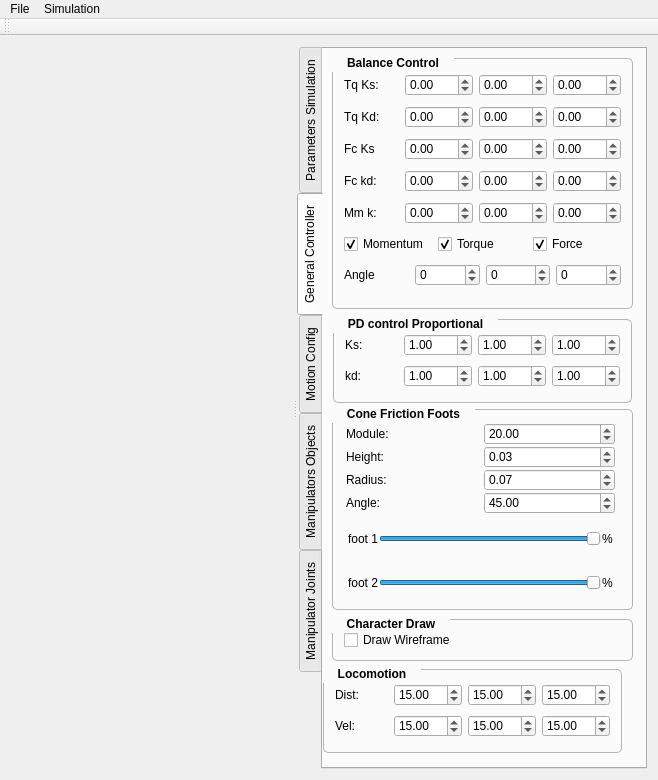
First picture: the form in mainwindow.ui, repository dtbinh/Physics, before the edit.
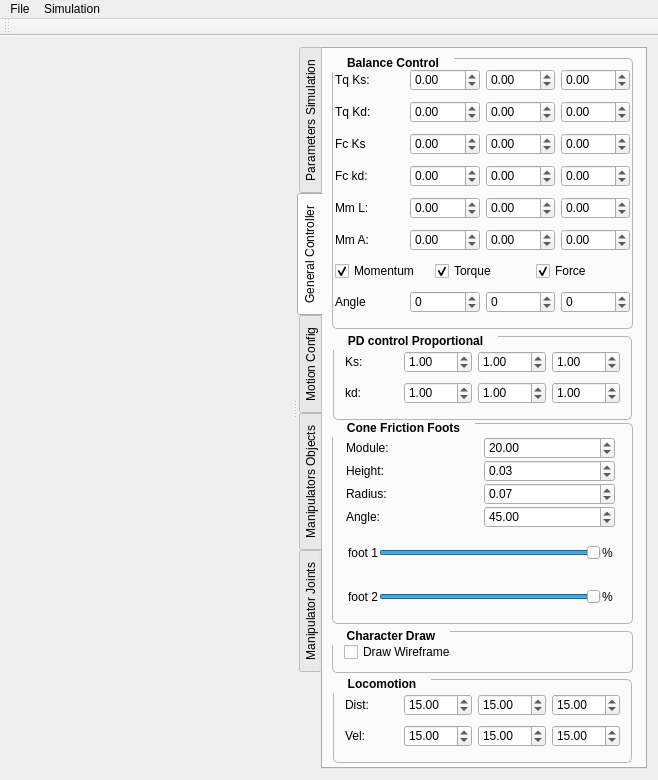
Second picture: the form after the edit. The open tabs and pages were chosen to show the change. Custom widgets are drawn as their Qt base class.

```diff
--- a/mainwindow.ui
+++ b/mainwindow.ui
@@ -183,7 +183,7 @@
               <x>9</x>
               <y>9</y>
               <width>301</width>
-              <height>251</height>
+              <height>271</height>
              </rect>
             </property>
             <property name="font">
@@ -211,6 +211,12 @@
              <string>Balance Control</string>
             </property>
             <layout class="QGridLayout" name="gridLayout_7">
+             <property name="margin">
+              <number>2</number>
+             </property>
+             <property name="spacing">
+              <number>2</number>
+             </property>
              <item row="0" column="0">
               <layout class="QHBoxLayout" name="horizontalLayout_11">
                <item>
@@ -380,7 +386,7 @@
                <item>
                 <widget class="QLabel" name="label_18">
                  <property name="text">
-                  <string>Mm k:</string>
+                  <string>Mm L:</string>
                  </property>
                 </widget>
                </item>
@@ -417,6 +423,47 @@
               </layout>
              </item>
              <item row="5" column="0">
+              <layout class="QHBoxLayout" name="horizontalLayout_37">
+               <item>
+                <widget class="QLabel" name="label_35">
+                 <property name="text">
+                  <string>Mm A:</string>
+                 </property>
+                </widget>
+               </item>
+               <item>
+                <widget class="QDoubleSpinBox" name="xkmomangBal">
+                 <property name="minimum">
+                  <double>-500.000000000000000</double>
+                 </property>
+                 <property name="maximum">
+                  <double>500.000000000000000</double>
+                 </property>
+                </widget>
+               </item>
+               <item>
+                <widget class="QDoubleSpinBox" name="ykmomangBal">
+                 <property name="minimum">
+                  <double>-500.000000000000000</double>
+                 </property>
+                 <property name="maximum">
+                  <double>500.000000000000000</double>
+                 </property>
+                </widget>
+               </item>
+               <item>
+                <widget class="QDoubleSpinBox" name="zkmomangBal">
+                 <property name="minimum">
+                  <double>-500.000000000000000</double>
+                 </property>
+                 <property name="maximum">
+                  <double>500.000000000000000</double>
+                 </property>
+                </widget>
+               </item>
+              </layout>
+             </item>
+             <item row="6" column="0">
               <layout class="QHBoxLayout" name="horizontalLayout_20">
                <item>
                 <widget class="QCheckBox" name="checkMomentum">
@@ -450,7 +497,7 @@
                </item>
               </layout>
              </item>
-             <item row="6" column="0">
+             <item row="8" column="0">
               <layout class="QHBoxLayout" name="horizontalLayout_21">
                <item>
                 <widget class="QLabel" name="label_20">
@@ -497,7 +544,7 @@
             <property name="geometry">
              <rect>
               <x>10</x>
-              <y>270</y>
+              <y>287</y>
               <width>299</width>
               <height>84</height>
              </rect>
@@ -633,7 +680,7 @@
             <property name="geometry">
              <rect>
               <x>9</x>
-              <y>570</y>
+              <y>582</y>
               <width>301</width>
               <height>42</height>
              </rect>
@@ -675,8 +722,8 @@
            <widget class="QGroupBox" name="groupBox_8">
             <property name="geometry">
              <rect>
-              <x>0</x>
-              <y>620</y>
+              <x>10</x>
+              <y>630</y>
               <width>299</width>
               <height>84</height>
              </rect>
@@ -812,7 +859,7 @@
             <property name="geometry">
              <rect>
               <x>9</x>
-              <y>360</y>
+              <y>374</y>
               <width>301</width>
               <height>201</height>
              </rect>
```
Left out of the diff: 39 changed lines with no effect on the pictures.
